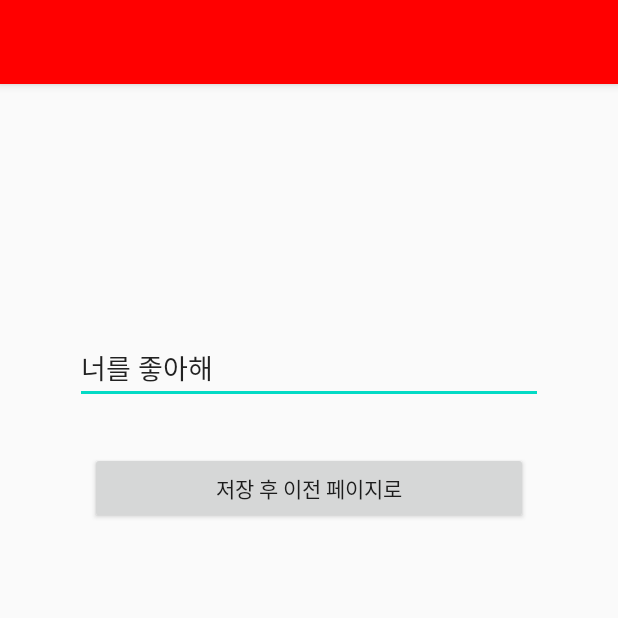
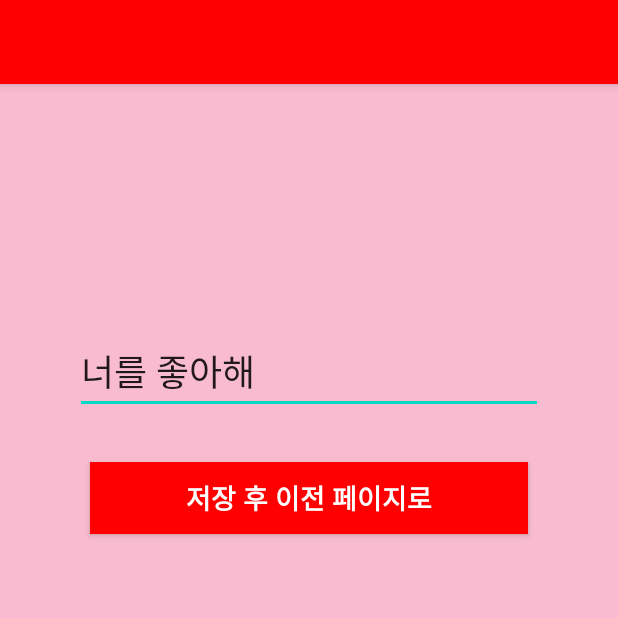
Before and after one commit to honwon/love, an Android app: the screen it shows after launch (SettingActivity), in the options menu, after a tap on "설정", on a phone screen of 412 x 824 dp, the top half of it. Run offline under Robolectric (Android 15) with nearby library versions, the phone set to English and light mode, and no system bars; 2 statements that could not run were skipped.

Commit message:
Changed Design

```diff
--- a/app/build.gradle
+++ b/app/build.gradle
@@ -10,8 +10,8 @@ android {
         applicationId "com.honwon.love"
         minSdkVersion 25
         targetSdkVersion 29
-        versionCode 4
-        versionName "1.3"
+        versionCode 5
+        versionName "1.4"
 
         testInstrumentationRunner "androidx.test.runner.AndroidJUnitRunner"
     }
--- a/app/src/main/java/com/honwon/love/MainActivity.kt
+++ b/app/src/main/java/com/honwon/love/MainActivity.kt
@@ -24,9 +24,9 @@ class MainActivity : AppCompatActivity() {
             var MSG = intent.getStringExtra("msgg")
             val intent = Intent(this, SettingActivity::class.java)
             intent.putExtra("msg", if(MSG ==null){"너를 좋아해"} else{MSG})
-            intent.setFlags(Intent.FLAG_ACTIVITY_SINGLE_TOP)
+            intent.setFlags(Intent.FLAG_ACTIVITY_CLEAR_TOP)
             startActivity(intent)
-            finish()
+
 
             true
         }
--- a/app/src/main/java/com/honwon/love/SettingActivity.kt
+++ b/app/src/main/java/com/honwon/love/SettingActivity.kt
@@ -23,10 +23,10 @@ class SettingActivity : AppCompatActivity() {
 
 
             val intent = Intent(this, MainActivity::class.java)
-            intent.setFlags(Intent.FLAG_ACTIVITY_SINGLE_TOP)
+            intent.setFlags(Intent.FLAG_ACTIVITY_CLEAR_TOP)
             intent.putExtra("msgg",editText.text.toString())
             startActivity(intent)
-            finish()
+
 
         }
 
--- a/app/src/main/res/layout/activity_setting.xml
+++ b/app/src/main/res/layout/activity_setting.xml
@@ -4,6 +4,7 @@
     xmlns:tools="http://schemas.android.com/tools"
     android:layout_width="match_parent"
     android:layout_height="match_parent"
+    android:background="#F8BBD0"
     tools:context=".SettingActivity">\
 
     <androidx.appcompat.widget.Toolbar
@@ -21,13 +22,16 @@
 
     <EditText
         android:id="@+id/editText"
+        style="@style/Widget.AppCompat.Light.AutoCompleteTextView"
         android:layout_width="0dp"
         android:layout_height="wrap_content"
         android:layout_marginStart="50dp"
         android:layout_marginEnd="50dp"
         android:ems="10"
         android:inputType="textPersonName"
-        android:text="너너를 좋아해"
+        android:singleLine="true"
+        android:text="너를 좋아해"
+        android:textSize="24sp"
         app:layout_constraintBottom_toBottomOf="parent"
         app:layout_constraintEnd_toEndOf="parent"
         app:layout_constraintHorizontal_bias="0.0"
@@ -42,7 +46,11 @@
         android:layout_marginStart="60dp"
         android:layout_marginTop="32dp"
         android:layout_marginEnd="60dp"
+        android:background="#FF0000"
         android:text="저장 후 이전 페이지로"
+        android:textColor="#FFFFFF"
+        android:textSize="18sp"
+        android:textStyle="bold"
         app:layout_constraintEnd_toEndOf="parent"
         app:layout_constraintHorizontal_bias="0.498"
         app:layout_constraintStart_toStartOf="parent"
--- a/app/src/main/res/values/styles.xml
+++ b/app/src/main/res/values/styles.xml
@@ -6,6 +6,31 @@
         <item name="colorPrimary">@color/colorPrimary</item>
         <item name="colorPrimaryDark">@color/colorPrimaryDark</item>
         <item name="colorAccent">@color/colorAccent</item>
+
+
+
+        <item name="android:textColorSecondary">@android:color/white</item>
+        <!-- used for the back arrow on the action bar -->
+        <item name="actionBarTheme">@style/AppTheme.ActionBarTheme</item>
+
+
+        <item name="android:actionOverflowButtonStyle">@style/ActionButtonOverflow</item>
+
+        <!-- Support library compatibility -->
+        <item name="actionOverflowButtonStyle">@style/ActionButtonOverflow</item>
+    </style>
+
+    <style name="ActionButtonOverflow" parent="@style/Widget.AppCompat.ActionButton.Overflow">
+        <item name="android:tint">@android:color/white</item>
+    </style>
+
+    <style name="AppTheme.ActionBarTheme" parent="@style/ThemeOverlay.AppCompat.ActionBar">
+        <!-- THIS is where you can color the arrow and the overflow button! -->
+        <!-- sets the color for the back arrow 변경할 색 적용 -->
+        <item name="colorControlNormal">#FFFFFF</item>
+    </style>
+    <style name="MyToolbarStyle" parent="ThemeOverlay.AppCompat.ActionBar">
+        <item name="android:textColorSecondary">#333333</item>
     </style>
 
 </resources>
--- a/build.gradle
+++ b/build.gradle
@@ -8,7 +8,7 @@ buildscript {
 
     }
     dependencies {
-        classpath 'com.android.tools.build:gradle:4.0.0'
+        classpath 'com.android.tools.build:gradle:4.0.1'
         classpath "org.jetbrains.kotlin:kotlin-gradle-plugin:$kotlin_version"
 
         // NOTE: Do not place your application dependencies here; they belong
```
